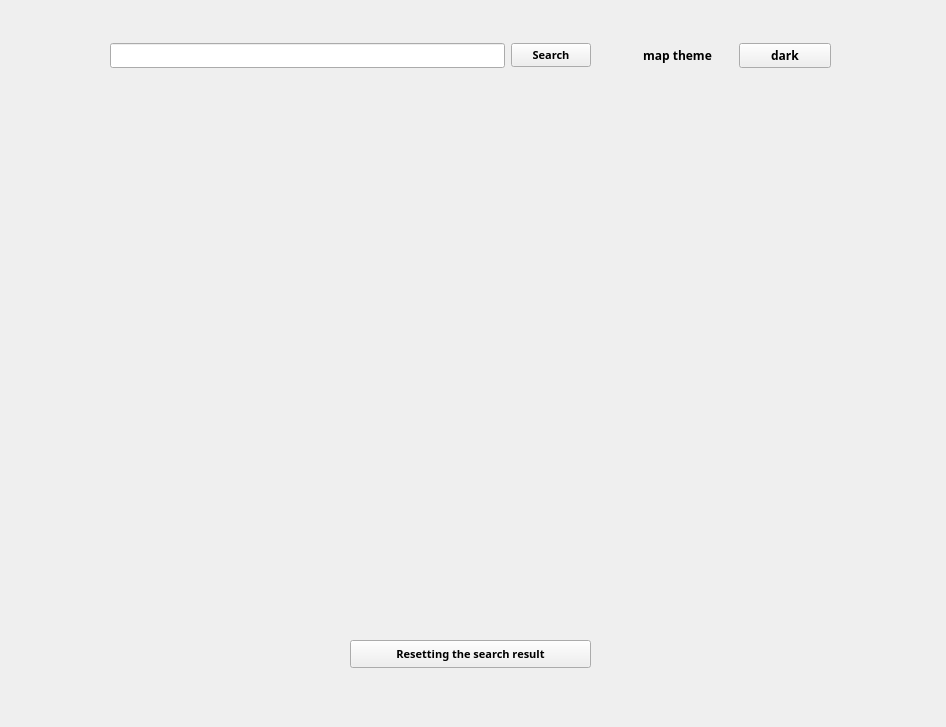
Old version of the form map.ui in the repository alisa-karpova/yandex_maps_project.
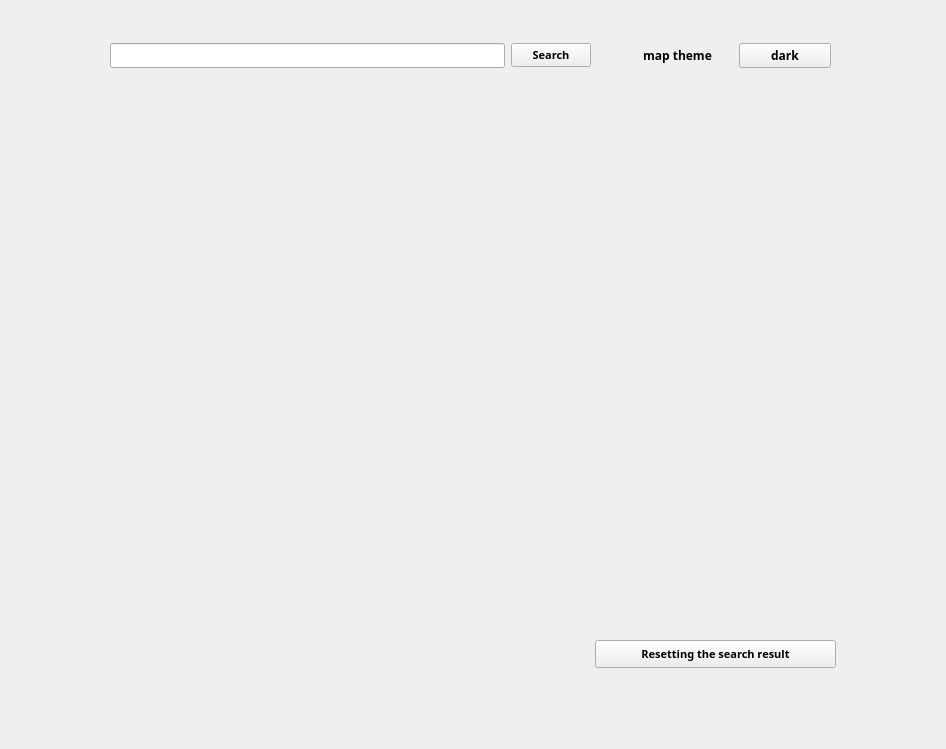
New version of the form.

```diff
--- a/map.ui
+++ b/map.ui
@@ -7,7 +7,7 @@
     <x>0</x>
     <y>0</y>
     <width>946</width>
-    <height>727</height>
+    <height>749</height>
    </rect>
   </property>
   <property name="windowTitle">
@@ -111,7 +111,7 @@
    <widget class="QPushButton" name="reset_btn">
     <property name="geometry">
      <rect>
-      <x>350</x>
+      <x>595</x>
       <y>640</y>
       <width>241</width>
       <height>28</height>
@@ -129,6 +129,19 @@
      <string>Resetting the search result</string>
     </property>
    </widget>
+   <widget class="QLabel" name="address">
+    <property name="geometry">
+     <rect>
+      <x>110</x>
+      <y>640</y>
+      <width>461</width>
+      <height>31</height>
+     </rect>
+    </property>
+    <property name="text">
+     <string/>
+    </property>
+   </widget>
   </widget>
   <widget class="QMenuBar" name="menubar">
    <property name="geometry">
```
Left out of the diff: 6 changed lines with no effect on the pictures.
